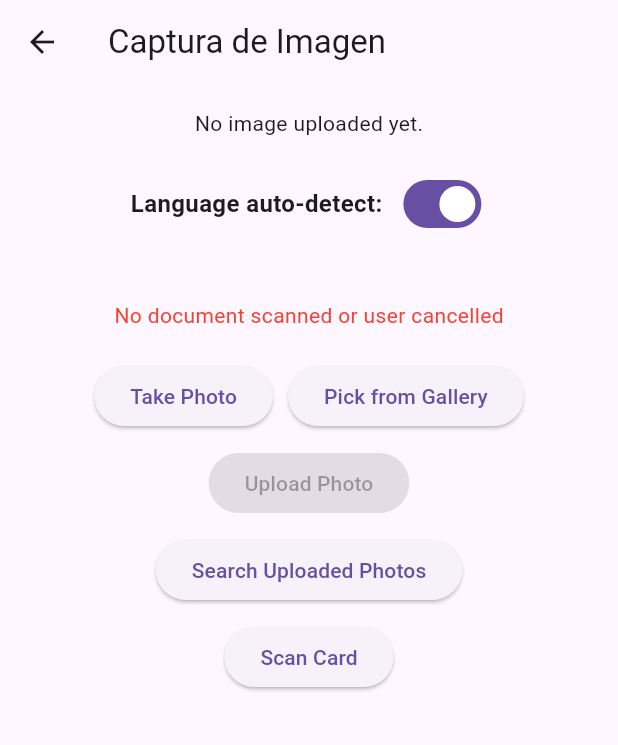
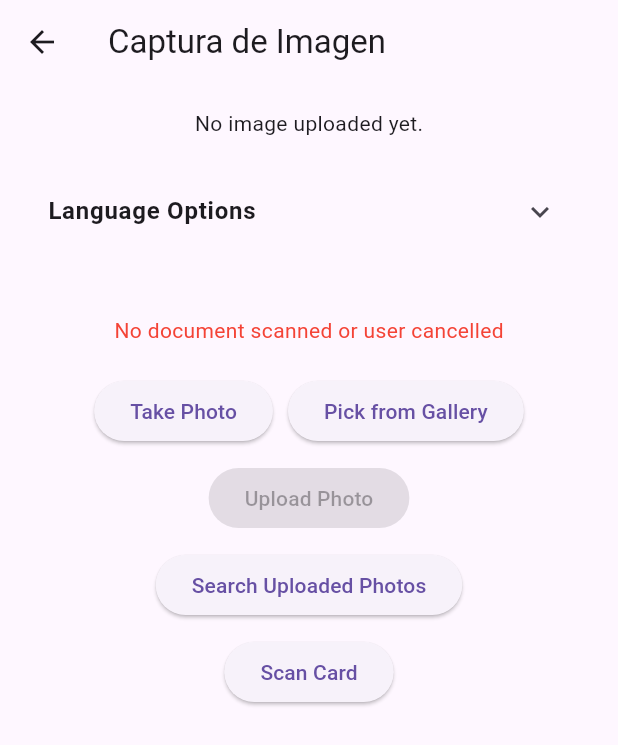
Before and after one commit to Mullicat/api_trial, a Flutter app: the ImageCaptureScreen screen opened directly, after a tap on "Take Photo", after a tap on "Search Uploaded Photos", after a tap on "Scan Card", on a phone screen of 412 x 824 dp. Shown: the top 745 px of the screen. Run offline on Flutter 3.47's test engine with Material 3 defaults, Android fonts, the phone set to English and light mode, and no system bars; our stand-ins replace cached_network_image, flutter_dotenv, freezed_annotation, image_picker, permission_handler, supabase_flutter; missing offline and left inert: cunning_document_scanner, google_mlkit_language_id, google_mlkit_text_recognition; accounts and stored records are empty.

Commit message:
LanguageDetection

```diff
--- a/lib/main.dart
+++ b/lib/main.dart
@@ -25,7 +25,7 @@ class MainApp extends StatefulWidget {
 }
 
 class _MainAppState extends State<MainApp> {
-  int _selectedScreenIndex = 4; // Default to ImageCaptureScreen
+  int _selectedScreenIndex = 4;
 
   final List<Widget> _screens = [
     const TestScreen(),
--- a/lib/screens/image_capture_screen.dart
+++ b/lib/screens/image_capture_screen.dart
@@ -12,6 +12,15 @@ class ImageCaptureScreen extends StatelessWidget {
       create: (_) => ImageCaptureViewModel(),
       child: Consumer<ImageCaptureViewModel>(
         builder: (context, viewModel, child) {
+          // Check if Latin is the selected script
+          final isLatinSelected =
+              viewModel.recognizedTextBlocks.isNotEmpty &&
+              viewModel.recognizedTextBlocks.any(
+                (block) =>
+                    block['script'] == 'Latin' ||
+                    block['script'].startsWith('Language detected:'),
+              );
+
           return Scaffold(
             appBar: AppBar(title: const Text('Captura de Imagen')),
             body: SingleChildScrollView(
@@ -20,21 +29,19 @@ class ImageCaptureScreen extends StatelessWidget {
                 child: Column(
                   crossAxisAlignment: CrossAxisAlignment.center,
                   children: [
+                    // Display confirmed image from Supabase
                     if (viewModel.confirmedImage != null)
                       Image.network(
                         viewModel.confirmedImage!.url ?? '',
-                        height: 300,
-                        width: 300,
-                        fit: BoxFit.cover,
+                        fit: BoxFit.contain,
                         errorBuilder: (context, error, stackTrace) =>
                             const Icon(Icons.error, size: 50),
                       ),
+                    // Display current image file
                     if (viewModel.imageFile != null)
                       Image.file(
                         viewModel.imageFile!,
-                        height: 300,
-                        width: 300,
-                        fit: BoxFit.cover,
+                        fit: BoxFit.contain,
                         errorBuilder: (context, error, stackTrace) =>
                             const Icon(Icons.error, size: 50),
                       ),
@@ -42,31 +49,38 @@ class ImageCaptureScreen extends StatelessWidget {
                         viewModel.confirmedImage == null)
                       const Text('No image uploaded yet.'),
                     const SizedBox(height: 20),
+                    // Language options dropdown menu
                     SizedBox(
                       width: double.infinity,
-                      child: Column(
-                        crossAxisAlignment: CrossAxisAlignment.start,
-                        children: [
-                          Row(
-                            mainAxisAlignment: MainAxisAlignment.center,
-                            children: [
-                              const Text(
-                                'Language auto-detect:',
+                      child: ExpansionTile(
+                        title: const Text(
+                          'Language Options',
                           style: TextStyle(
                             fontSize: 16,
                             fontWeight: FontWeight.bold,
                           ),
                         ),
-                              const SizedBox(width: 10),
-                              Switch(
+                        children: [
+                          SwitchListTile(
+                            title: const Text('Language auto-detect'),
                             value: viewModel.autoDetectEnabled,
                             onChanged: viewModel.isLoading
                                 ? null
-                                    : (value) =>
-                                          viewModel.toggleAutoDetect(value),
+                                : (value) => viewModel.toggleAutoDetect(value),
+                          ),
+                          if (viewModel.autoDetectEnabled && isLatinSelected)
+                            SwitchListTile(
+                              title: const Text('Latin-Language auto detect'),
+                              value: viewModel.latinLanguageAutoDetectEnabled,
+                              onChanged: viewModel.isLoading
+                                  ? null
+                                  : (value) => viewModel
+                                        .toggleLatinLanguageAutoDetect(value),
                             ),
                         ],
                       ),
+                    ),
+                    // Card's language dropdown (visible when auto-detect is OFF)
                     if (!viewModel.autoDetectEnabled &&
                         viewModel.imageFile != null)
                       Row(
@@ -81,9 +95,8 @@ class ImageCaptureScreen extends StatelessWidget {
                           ),
                           const SizedBox(width: 10),
                           DropdownButton<String>(
-                                  value: 'Latin',
-                                  items:
-                                      ['Latin', 'Chinese', 'Japanese', 'Korean']
+                            value: 'Latin', // Default value
+                            items: ['Latin', 'Chinese', 'Japanese', 'Korean']
                                 .map(
                                   (script) => DropdownMenuItem(
                                     value: script,
@@ -95,18 +108,14 @@ class ImageCaptureScreen extends StatelessWidget {
                                 ? null
                                 : (value) {
                                     if (value != null) {
-                                            viewModel.reprocessWithScript(
-                                              value,
-                                            );
+                                      viewModel.reprocessWithScript(value);
                                     }
                                   },
                           ),
                         ],
                       ),
-                        ],
-                      ),
-                    ),
                     const SizedBox(height: 20),
+                    // Display OCR results
                     if (viewModel.recognizedTextBlocks.isNotEmpty)
                       SizedBox(
                         width: double.infinity,
@@ -122,7 +131,8 @@ class ImageCaptureScreen extends StatelessWidget {
                             ),
                             const SizedBox(height: 8),
                             SizedBox(
-                              height: 200,
+                              height:
+                                  200, // Constrain height for scrollable list
                               child: ListView.builder(
                                 shrinkWrap: true,
                                 itemCount:
@@ -157,6 +167,7 @@ class ImageCaptureScreen extends StatelessWidget {
                         ),
                       ),
                     const SizedBox(height: 20),
+                    // Loading and error indicators
                     if (viewModel.isLoading) const CircularProgressIndicator(),
                     if (viewModel.errorMessage != null)
                       Text(
@@ -164,6 +175,7 @@ class ImageCaptureScreen extends StatelessWidget {
                         style: const TextStyle(color: Colors.red),
                       ),
                     const SizedBox(height: 20),
+                    // Action buttons
                     Row(
                       mainAxisAlignment: MainAxisAlignment.center,
                       children: [
@@ -204,6 +216,7 @@ class ImageCaptureScreen extends StatelessWidget {
                           : viewModel.scanSingle,
                       child: const Text('Scan Card'),
                     ),
+                    // Uploaded images list
                     if (viewModel.showUploadedImages)
                       SizedBox(
                         height: 200,
@@ -239,7 +252,9 @@ class ImageCaptureScreen extends StatelessWidget {
                             : viewModel.confirmSelectedImage,
                         child: const Text('Confirm'),
                       ),
-                    const SizedBox(height: 20),
+                    const SizedBox(
+                      height: 20,
+                    ), // Extra padding for scrollability
                   ],
                 ),
               ),
--- a/lib/viewmodels/image_capture_viewmodel.dart
+++ b/lib/viewmodels/image_capture_viewmodel.dart
@@ -7,6 +7,7 @@ import 'package:cunning_document_scanner/cunning_document_scanner.dart';
 import 'package:flutter/services.dart';
 import 'package:path_provider/path_provider.dart';
 import 'package:google_mlkit_text_recognition/google_mlkit_text_recognition.dart';
+import 'package:google_mlkit_language_id/google_mlkit_language_id.dart';
 import '../data/repositories/supabase_repository.dart';
 import '../models/image_model.dart';
 
@@ -22,8 +23,13 @@ class ImageCaptureViewModel with ChangeNotifier {
   bool _isLoading = false;
   bool _showUploadedImages = false;
   String? _errorMessage;
-  List<Map<String, dynamic>> _recognizedTextBlocks = [];
-  bool _autoDetectEnabled = true;
+  List<Map<String, dynamic>> _recognizedTextBlocks =
+      []; // Stores OCR text blocks with script and coordinates
+  List<Map<String, dynamic>> _textCoordinates =
+      []; // Kept for compatibility, can be removed if unused
+  bool _autoDetectEnabled = true; // Toggle for auto-detect
+  bool _latinLanguageAutoDetectEnabled =
+      true; // Second toggle for Latin language auto-detect
 
   File? get imageFile => _imageFile;
   UploadedImage? get uploadedImage => _uploadedImage;
@@ -34,7 +40,9 @@ class ImageCaptureViewModel with ChangeNotifier {
   bool get showUploadedImages => _showUploadedImages;
   String? get errorMessage => _errorMessage;
   List<Map<String, dynamic>> get recognizedTextBlocks => _recognizedTextBlocks;
+  List<Map<String, dynamic>> get textCoordinates => _textCoordinates;
   bool get autoDetectEnabled => _autoDetectEnabled;
+  bool get latinLanguageAutoDetectEnabled => _latinLanguageAutoDetectEnabled;
 
   void _setErrorMessage(String? message) {
     _errorMessage = message;
@@ -52,12 +60,23 @@ class ImageCaptureViewModel with ChangeNotifier {
 
   void clearOcrResults() {
     _recognizedTextBlocks = [];
+    _textCoordinates = [];
     notifyListeners();
   }
 
   void toggleAutoDetect(bool value) {
     _autoDetectEnabled = value;
     if (_imageFile != null && !value) {
+      // Reprocess with Latin if switching to manual
+      reprocessWithScript('Latin');
+    }
+    notifyListeners();
+  }
+
+  void toggleLatinLanguageAutoDetect(bool value) {
+    _latinLanguageAutoDetectEnabled = value;
+    if (_imageFile != null) {
+      // Reprocess to apply changes
       reprocessWithScript('Latin');
     }
     notifyListeners();
@@ -68,7 +87,7 @@ class ImageCaptureViewModel with ChangeNotifier {
     if (_showUploadedImages) {
       await fetchUploadedImages();
     } else {
-      _selectedImage = null;
+      _selectedImage = null; // Clear selected image when closing the list
     }
     notifyListeners();
   }
@@ -85,9 +104,10 @@ class ImageCaptureViewModel with ChangeNotifier {
 
   void confirmSelectedImage() {
     _confirmedImage = _selectedImage;
-    _imageFile = null;
-    clearOcrResults();
-    _autoDetectEnabled = true;
+    _imageFile = null; // Clear current image
+    clearOcrResults(); // Clear OCR results
+    _autoDetectEnabled = true; // Reset to auto-detect
+    _latinLanguageAutoDetectEnabled = true; // Reset second toggle
     _showUploadedImages = false;
     notifyListeners();
   }
@@ -147,8 +167,9 @@ class ImageCaptureViewModel with ChangeNotifier {
         );
         if (await file.exists()) {
           _imageFile = file;
-          _autoDetectEnabled = true;
-          clearOcrResults();
+          _autoDetectEnabled = true; // Reset to auto-detect
+          _latinLanguageAutoDetectEnabled = true; // Reset second toggle
+          clearOcrResults(); // Clear OCR results
           _setErrorMessage(null);
           notifyListeners();
         } else {
@@ -180,6 +201,7 @@ class ImageCaptureViewModel with ChangeNotifier {
         final image = await _repository.uploadImage(_imageFile!, fileName);
         if (image != null) {
           _uploadedImage = await _repository.saveImageMetadata(image);
+          // Do not clear _imageFile or OCR results
           await fetchUploadedImages();
           _setErrorMessage(null);
           notifyListeners();
@@ -222,25 +244,73 @@ class ImageCaptureViewModel with ChangeNotifier {
     int count = 0;
     for (var char in text.runes) {
       if (script == 'Latin') {
+        // Latin: U+0000–U+007F (Basic Latin), U+0080–U+00FF (Latin-1 Supplement)
         if ((char >= 0x0000 && char <= 0x00FF)) {
           count++;
         }
       } else if (script == 'Japanese') {
+        // Japanese: Hiragana (U+3040–U+309F), Katakana (U+30A0–U+30FF)
         if ((char >= 0x3040 && char <= 0x309F) ||
             (char >= 0x30A0 && char <= 0x30FF)) {
           count++;
         }
       } else if (script == 'Chinese') {
+        // Chinese: Han (CJK Unified Ideographs): U+4E00–U+9FFF
         if (char >= 0x4E00 && char <= 0x9FFF) {
           count++;
         }
       } else if (script == 'Korean') {
+        // Korean: Hangul (U+AC00–U+D7A3)
         if (char >= 0xAC00 && char <= 0xD7A3) {
           count++;
         }
       }
     }
     return count;
+  }
+
+  Future<String> detectLatinLanguage(String joinedText) async {
+    if (joinedText.isEmpty) {
+      print('Joined text is empty, falling back to Latin');
+      return 'Latin';
+    }
+    final languageIdentifier = LanguageIdentifier(confidenceThreshold: 0.5);
+    try {
+      final possibleLanguages = await languageIdentifier
+          .identifyPossibleLanguages(joinedText);
+      print('Possible languages: $possibleLanguages');
+      if (possibleLanguages.isNotEmpty &&
+          possibleLanguages.first.confidence > 0.5) {
+        final code = possibleLanguages.first.languageTag;
+        switch (code) {
+          case 'en':
+            return 'Language detected: English';
+          case 'es':
+            return 'Language detected: Spanish';
+          case 'fr':
+            return 'Language detected: French';
+          case 'de':
+            return 'Language detected: German';
+          case 'it':
+            return 'Language detected: Italian';
+          case 'pt':
+            return 'Language detected: Portuguese';
+          default:
+            print('Unsupported language code: $code, falling back to Latin');
+            return 'Latin';
+        }
+      } else {
+        print(
+          'No languages detected with confidence >0.5, falling back to Latin',
+        );
+        return 'Latin';
+      }
+    } catch (e) {
+      print('Language detection error: $e');
+      return 'Latin';
+    } finally {
+      await languageIdentifier.close();
+    }
   }
 
   Future<void> scanSingle() async {
@@ -277,6 +347,7 @@ class ImageCaptureViewModel with ChangeNotifier {
 
           _imageFile = imageFile;
           _recognizedTextBlocks = [];
+          _textCoordinates = [];
 
           if (_imageFile == null || !await _imageFile!.exists()) {
             _setErrorMessage('Image file is null or does not exist');
@@ -286,6 +357,7 @@ class ImageCaptureViewModel with ChangeNotifier {
           final inputImage = InputImage.fromFilePath(_imageFile!.path);
 
           if (_autoDetectEnabled) {
+            // Auto-detect: Process with all recognizers
             final scripts = [
               {
                 'name': 'Latin',
@@ -316,6 +388,7 @@ class ImageCaptureViewModel with ChangeNotifier {
             String selectedScript = 'Latin';
             int maxNonLatinSymbolCount = -1;
             List<Map<String, dynamic>> selectedBlocks = [];
+            String? latinJoinedText;
 
             for (var script in scripts) {
               final scriptName = script['name'] as String?;
@@ -330,6 +403,7 @@ class ImageCaptureViewModel with ChangeNotifier {
                   inputImage,
                 );
                 List<Map<String, dynamic>> blocks = [];
+                // Join all block texts into a single string
                 final joinedText = recognizedText.blocks
                     .map((block) => block.text)
                     .join(' ');
@@ -356,6 +430,7 @@ class ImageCaptureViewModel with ChangeNotifier {
                   'Script: $scriptName, Symbol count: $symbolCount, Joined text: $joinedText',
                 );
 
+                // Select non-Latin script with >7 symbols, prefer highest count
                 if (scriptName != 'Latin' && symbolCount > 7) {
                   if (symbolCount > maxNonLatinSymbolCount) {
                     maxNonLatinSymbolCount = symbolCount;
@@ -364,7 +439,9 @@ class ImageCaptureViewModel with ChangeNotifier {
                   }
                 } else if (scriptName == 'Latin' &&
                     maxNonLatinSymbolCount == -1) {
+                  // Store Latin results as fallback
                   selectedBlocks = blocks;
+                  latinJoinedText = joinedText;
                 }
               } catch (e) {
                 print('Error processing $scriptName: $e');
@@ -374,11 +451,26 @@ class ImageCaptureViewModel with ChangeNotifier {
               }
             }
 
+            // Apply Latin language detection if enabled and Latin is selected
+            if (selectedScript == 'Latin' &&
+                _latinLanguageAutoDetectEnabled &&
+                latinJoinedText != null) {
+              final detectedLanguage = await detectLatinLanguage(
+                latinJoinedText,
+              );
+              selectedBlocks = selectedBlocks.map((block) {
+                return {...block, 'script': detectedLanguage};
+              }).toList();
+              selectedScript = detectedLanguage;
+            }
+
             _recognizedTextBlocks = selectedBlocks;
+            _textCoordinates = selectedBlocks; // Duplicate for compatibility
             print(
               'Selected script: $selectedScript, Blocks: $_recognizedTextBlocks',
             );
           } else {
+            // Manual mode: Process with Latin only
             final textRecognizer = TextRecognizer(
               script: TextRecognitionScript.latin,
             );
@@ -386,9 +478,16 @@ class ImageCaptureViewModel with ChangeNotifier {
               final recognizedText = await textRecognizer.processImage(
                 inputImage,
               );
+              String scriptLabel = 'Latin';
+              final joinedText = recognizedText.blocks
+                  .map((block) => block.text)
+                  .join(' ');
+              if (_latinLanguageAutoDetectEnabled) {
+                scriptLabel = await detectLatinLanguage(joinedText);
+              }
               for (final block in recognizedText.blocks) {
                 final blockData = {
-                  'script': 'Latin',
+                  'script': scriptLabel,
                   'text': block.text,
                   'boundingBox': {
                     'left': block.boundingBox.left,
@@ -401,8 +500,11 @@ class ImageCaptureViewModel with ChangeNotifier {
                       .toList(),
                 };
                 _recognizedTextBlocks.add(blockData);
+                _textCoordinates.add(blockData); // Duplicate for compatibility
               }
-              print('Recognized text blocks (Latin): $_recognizedTextBlocks');
+              print(
+                'Recognized text blocks ($scriptLabel): $_recognizedTextBlocks',
+              );
             } catch (e) {
               print('Error processing Latin: $e');
               _setErrorMessage('Error processing Latin: $e');
@@ -464,9 +566,17 @@ class ImageCaptureViewModel with ChangeNotifier {
       try {
         final recognizedText = await textRecognizer.processImage(inputImage);
         _recognizedTextBlocks = [];
+        _textCoordinates = [];
+        String scriptLabel = script;
+        final joinedText = recognizedText.blocks
+            .map((block) => block.text)
+            .join(' ');
+        if (script == 'Latin' && _latinLanguageAutoDetectEnabled) {
+          scriptLabel = await detectLatinLanguage(joinedText);
+        }
         for (final block in recognizedText.blocks) {
           final blockData = {
-            'script': script,
+            'script': scriptLabel,
             'text': block.text,
             'boundingBox': {
               'left': block.boundingBox.left,
@@ -479,9 +589,12 @@ class ImageCaptureViewModel with ChangeNotifier {
                 .toList(),
           };
           _recognizedTextBlocks.add(blockData);
+          _textCoordinates.add(blockData); // Duplicate for compatibility
         }
 
-        print('Reprocessed text blocks with $script: $_recognizedTextBlocks');
+        print(
+          'Reprocessed text blocks with $scriptLabel: $_recognizedTextBlocks',
+        );
         _setErrorMessage(
           _recognizedTextBlocks.isEmpty ? 'No text recognized' : null,
         );
--- a/pubspec.yaml
+++ b/pubspec.yaml
@@ -22,6 +22,7 @@ dependencies:
   path_provider: ^2.1.5
   device_info_plus: ^11.5.0
   google_mlkit_text_recognition: ^0.15.0
+  google_mlkit_language_id: ^0.13.0
 
 dev_dependencies:
   flutter_test:
```
Also changed, not shown: pubspec.lock. Lines whose indentation alone changed are shown as unchanged.
